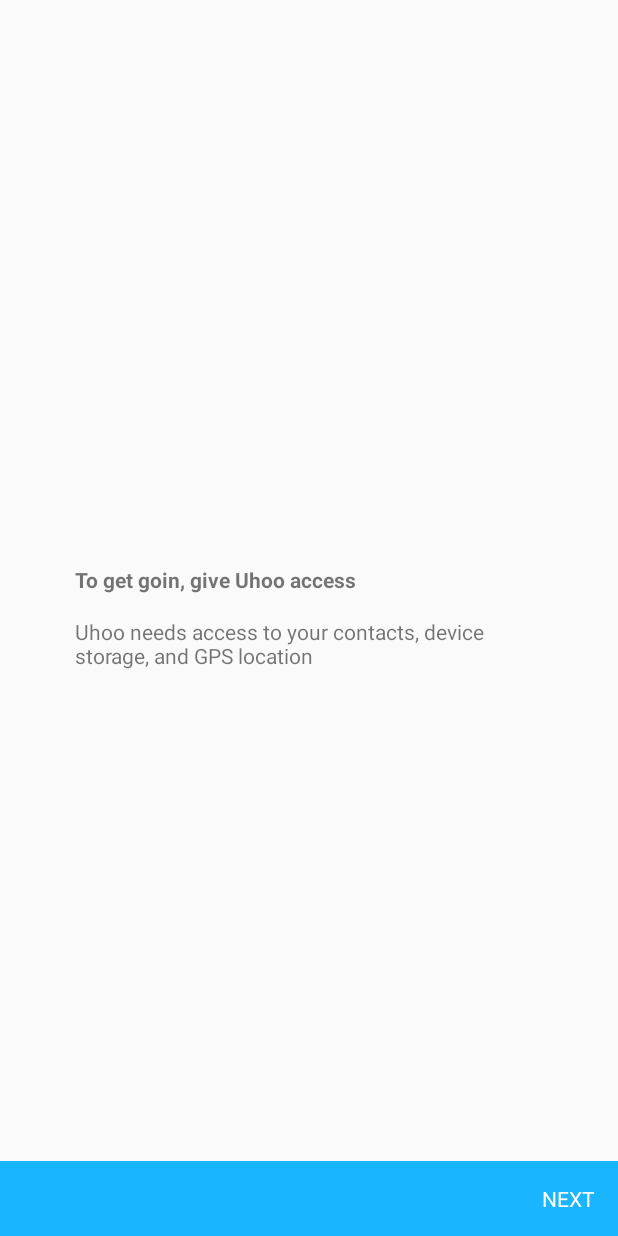
After one commit to thesultanster/Bachata, an Android app: the PermissionsActivity screen opened directly, with no data from a screen before it, on a phone screen of 412 x 824 dp. The commit adds this screen. Run offline under Robolectric (Android 15) with nearby library versions, the light colour scheme and no system bars.

Commit message:
Spash Screen Created Permissions Screen Created

```diff
--- a/app/src/main/java/com/meetup/uhoo/credentials/SignIn.java
+++ b/app/src/main/java/com/meetup/uhoo/credentials/SignIn.java
@@ -111,7 +111,6 @@
                     // User is signed out
                     Log.d("auth", "onAuthStateChanged:signed_out");
                 }
-                // ...
             }
         };
 
--- /dev/null
+++ b/app/src/main/java/com/meetup/uhoo/util/PermissionsActivity.java
@@ -0,0 +1,15 @@
+package com.meetup.uhoo.util;
+
+import android.support.v7.app.AppCompatActivity;
+import android.os.Bundle;
+
+import com.meetup.uhoo.R;
+
+public class PermissionsActivity extends AppCompatActivity {
+
+    @Override
+    protected void onCreate(Bundle savedInstanceState) {
+        super.onCreate(savedInstanceState);
+        setContentView(R.layout.activity_permissions);
+    }
+}
--- /dev/null
+++ b/app/src/main/res/drawable/background_splash_screen.xml
@@ -0,0 +1,15 @@
+<?xml version="1.0" encoding="utf-8"?>
+<layer-list xmlns:android="http://schemas.android.com/apk/res/android"
+    >
+
+    <item
+        android:drawable="@color/darkText"/>
+
+    <item>
+        <bitmap
+
+            android:gravity="center"
+            android:src="@mipmap/ic_launcher"/>
+    </item>
+
+</layer-list>
--- /dev/null
+++ b/app/src/main/res/layout/activity_permissions.xml
@@ -0,0 +1,55 @@
+<?xml version="1.0" encoding="utf-8"?>
+<RelativeLayout xmlns:android="http://schemas.android.com/apk/res/android"
+    xmlns:tools="http://schemas.android.com/tools"
+    android:layout_width="match_parent"
+    android:layout_height="match_parent"
+    tools:context="com.meetup.uhoo.util.PermissionsActivity"
+    android:orientation="vertical">
+
+    <LinearLayout
+        android:layout_width="match_parent"
+        android:layout_height="wrap_content"
+        android:orientation="vertical"
+        android:layout_centerInParent="true">
+
+        <TextView
+            android:layout_width="wrap_content"
+            android:layout_height="wrap_content"
+            android:layout_marginLeft="50dp"
+            android:layout_marginRight="50dp"
+            android:layout_marginBottom="15dp"
+            android:textStyle="bold"
+            android:text="To get goin, give Uhoo access"/>
+
+        <TextView
+            android:layout_width="match_parent"
+            android:layout_height="wrap_content"
+            android:layout_marginLeft="50dp"
+            android:layout_marginRight="50dp"
+            android:text="Uhoo needs access to your contacts, device storage, and GPS location"/>
+
+
+
+    </LinearLayout>
+
+
+    <RelativeLayout
+        android:layout_width="match_parent"
+        android:layout_height="wrap_content"
+        android:background="@color/flatBlue"
+        android:layout_alignParentBottom="true"
+        >
+
+        <TextView
+            android:layout_width="wrap_content"
+            android:layout_height="wrap_content"
+            android:layout_alignParentRight="true"
+            android:layout_margin="15dp"
+            android:textColor="@color/white"
+            android:text="NEXT"/>
+
+    </RelativeLayout>
+
+
+
+</RelativeLayout>
--- a/app/src/main/res/values/styles.xml
+++ b/app/src/main/res/values/styles.xml
@@ -8,6 +8,7 @@
     </style>
 
     <style name="AppTheme.Dark" parent="Theme.AppCompat">
+        <item name="android:windowDisablePreview">true</item>
         <!-- Customize your theme here. -->
         <item name="colorPrimary">@color/primaryColor</item>
         <item name="colorPrimaryDark">@color/primaryColorDark</item>
@@ -28,4 +29,8 @@
         <item name="android:padding">16dp</item>
     </style>
 
+    <style name="SplashTheme" parent="Theme.AppCompat.NoActionBar">
+        <item name="android:windowBackground">@drawable/background_splash_screen</item>
+    </style>
+
 </resources>
```
Also changed, not shown: app/src/main/AndroidManifest.xml (+13 -8 lines), app/src/main/java/com/meetup/uhoo/util/FindLocation.java (+0 -11 lines), app/src/main/java/com/meetup/uhoo/util/SplashScreenActivity.java (added, +46 -0 lines), app/src/main/res/layout/activity_splash_screen.xml (added, +12 -0 lines), app/src/main/ic_launcher-web.png (added), app/src/main/res/drawable/uhoo_logo.png (added), app/src/main/res/mipmap-hdpi/ic_launcher.png, app/src/main/res/mipmap-mdpi/ic_launcher.png, app/src/main/res/mipmap-xhdpi/ic_launcher.png, app/src/main/res/mipmap-xxhdpi/ic_launcher.png, app/src/main/res/mipmap-xxxhdpi/ic_launcher.png.
